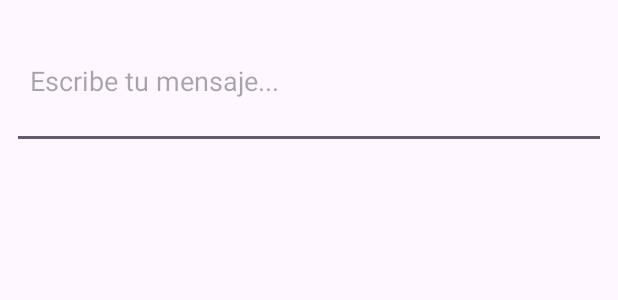
After one commit to TheLexa69/MiVet, an Android app: the layout dialog_solicitud_adopcion.xml on its own in the app's theme, with its tools: preview values and no code run, on a phone screen of 412 x 824 dp. The commit adds this screen. Shown: the top 300 px of the screen. Run offline under Robolectric (Android 15) with nearby library versions, the phone set to English and light mode, and no system bars.

Commit message:
feat(): Solicitud adopción mascota.

```diff
--- /dev/null
+++ b/app/src/main/res/layout/dialog_solicitud_adopcion.xml
@@ -0,0 +1,15 @@
+<?xml version="1.0" encoding="utf-8"?>
+<EditText
+    xmlns:android="http://schemas.android.com/apk/res/android"
+    xmlns:card_view="http://schemas.android.com/apk/res-auto"
+    android:id="@+id/etMensajeAdopcion"
+    android:layout_width="match_parent"
+    android:layout_height="wrap_content"
+    android:hint="Escribe tu mensaje..."
+    android:inputType="textMultiLine"
+    android:minLines="3"
+    android:padding="12dp"
+    android:layout_margin="8dp"
+    card_view:cardCornerRadius="8dp"
+    card_view:cardElevation="4dp"
+    />
```
Also changed, not shown: app/src/main/java/com/mivet/veterinaria/API/repository/MascotaRepository.java (+35 -0 lines), app/src/main/java/com/mivet/veterinaria/API/retrofit/ApiService.java (+8 -0 lines), app/src/main/java/com/mivet/veterinaria/usuario/UsuarioMenuActivity.java (+47 -2 lines).
